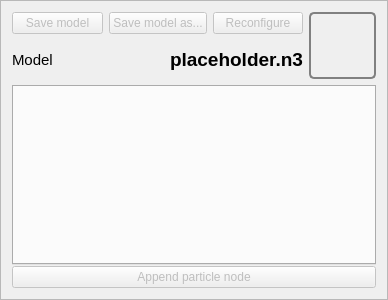
gscept/nebula-trifid, file code/qttoolkit/contentbrowser/ui/modelinfowidget.ui: the form before one commit.
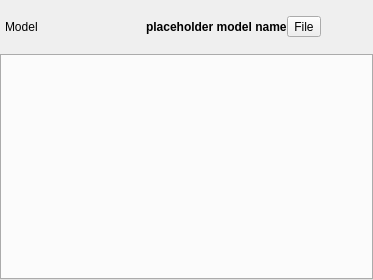
The form after the commit. Custom widgets are drawn as their Qt base class.

The edit to the form file:
```diff
--- a/code/qttoolkit/contentbrowser/ui/modelinfowidget.ui
+++ b/code/qttoolkit/contentbrowser/ui/modelinfowidget.ui
@@ -6,25 +6,29 @@
    <rect>
     <x>0</x>
     <y>0</y>
-    <width>388</width>
-    <height>300</height>
+    <width>373</width>
+    <height>280</height>
    </rect>
   </property>
-  <property name="font">
-   <font>
-    <family>Segoe UI</family>
-   </font>
-  </property>
   <property name="windowTitle">
    <string>Frame</string>
   </property>
   <property name="frameShape">
-   <enum>QFrame::StyledPanel</enum>
+   <enum>QFrame::NoFrame</enum>
   </property>
   <property name="frameShadow">
-   <enum>QFrame::Plain</enum>
+   <enum>QFrame::Sunken</enum>
+  </property>
+  <property name="lineWidth">
+   <number>0</number>
   </property>
   <layout class="QGridLayout" name="gridLayout">
+   <property name="verticalSpacing">
+    <number>0</number>
+   </property>
+   <property name="margin">
+    <number>0</number>
+   </property>
    <item row="2" column="1">
     <widget class="QFrame" name="frame">
      <property name="sizePolicy">
@@ -44,16 +48,16 @@
        <number>1</number>
       </property>
       <item row="1" column="0" colspan="2">
-       <widget class="QTabWidget" name="nodeWidget"/>
-      </item>
-      <item row="2" column="0" colspan="2">
-       <widget class="QPushButton" name="addParticleNode">
-        <property name="enabled">
+       <widget class="QTabWidget" name="nodeWidget">
+        <property name="tabShape">
+         <enum>QTabWidget::Rounded</enum>
+        </property>
+        <property name="elideMode">
+         <enum>Qt::ElideRight</enum>
+        </property>
+        <property name="documentMode">
          <bool>false</bool>
         </property>
-        <property name="text">
-         <string>Append particle node</string>
-        </property>
        </widget>
       </item>
      </layout>
@@ -61,8 +65,20 @@
    </item>
    <item row="1" column="1">
     <layout class="QGridLayout" name="gridLayout_3">
-     <item row="0" column="4" rowspan="2">
-      <widget class="QLabel" name="modelThumbnail">
+     <property name="leftMargin">
+      <number>5</number>
+     </property>
+     <property name="topMargin">
+      <number>2</number>
+     </property>
+     <property name="rightMargin">
+      <number>2</number>
+     </property>
+     <property name="bottomMargin">
+      <number>2</number>
+     </property>
+     <item row="0" column="4" rowspan="3">
+      <widget class="QtToolkitUtil::TextureLabel" name="modelThumbnail">
        <property name="sizePolicy">
         <sizepolicy hsizetype="Fixed" vsizetype="Fixed">
          <horstretch>0</horstretch>
@@ -71,92 +87,91 @@
        </property>
        <property name="minimumSize">
         <size>
-         <width>67</width>
-         <height>67</height>
+         <width>50</width>
+         <height>50</height>
         </size>
        </property>
-       <property name="styleSheet">
-        <string notr="true">border: 2px solid gray;
-border-radius: 5px;</string>
+       <property name="autoFillBackground">
+        <bool>false</bool>
        </property>
        <property name="text">
         <string/>
        </property>
       </widget>
      </item>
-     <item row="1" column="0" colspan="3">
-      <widget class="QLabel" name="label">
-       <property name="font">
-        <font>
-         <pointsize>11</pointsize>
-        </font>
-       </property>
-       <property name="text">
-        <string>Model</string>
-       </property>
-       <property name="alignment">
-        <set>Qt::AlignLeading|Qt::AlignLeft|Qt::AlignVCenter</set>
-       </property>
-      </widget>
-     </item>
-     <item row="1" column="3">
+     <item row="0" column="2" rowspan="3">
       <widget class="QLabel" name="modelName">
        <property name="font">
         <font>
-         <pointsize>14</pointsize>
          <weight>75</weight>
          <bold>true</bold>
         </font>
        </property>
        <property name="text">
-        <string>placeholder.n3</string>
+        <string>placeholder model name</string>
        </property>
        <property name="alignment">
         <set>Qt::AlignLeading|Qt::AlignLeft|Qt::AlignVCenter</set>
        </property>
       </widget>
      </item>
-     <item row="0" column="0" colspan="4">
-      <layout class="QHBoxLayout" name="horizontalLayout">
-       <item>
-        <widget class="QPushButton" name="saveButton">
-         <property name="enabled">
-          <bool>false</bool>
-         </property>
-         <property name="styleSheet">
-          <string notr="true">enabled{ background-color: rgb(4, 200, 0); color: white; }</string>
-         </property>
-         <property name="text">
-          <string>Save model</string>
-         </property>
-        </widget>
-       </item>
-       <item>
-        <widget class="QPushButton" name="saveAsButton">
-         <property name="enabled">
-          <bool>false</bool>
-         </property>
-         <property name="text">
-          <string>Save model as...</string>
-         </property>
-        </widget>
-       </item>
-       <item>
-        <widget class="QPushButton" name="reconfigureButton">
-         <property name="enabled">
-          <bool>false</bool>
-         </property>
-         <property name="text">
-          <string>Reconfigure</string>
-         </property>
-        </widget>
-       </item>
-      </layout>
+     <item row="0" column="0" rowspan="3" colspan="2">
+      <widget class="QLabel" name="label">
+       <property name="text">
+        <string>Model</string>
+       </property>
+       <property name="alignment">
+        <set>Qt::AlignLeading|Qt::AlignLeft|Qt::AlignVCenter</set>
+       </property>
+      </widget>
+     </item>
+     <item row="0" column="3" rowspan="3">
+      <widget class="QtToolkitUtil::ToolButtonMenu" name="fileMenu">
+       <property name="sizePolicy">
+        <sizepolicy hsizetype="Fixed" vsizetype="Fixed">
+         <horstretch>0</horstretch>
+         <verstretch>0</verstretch>
+        </sizepolicy>
+       </property>
+       <property name="toolTip">
+        <string>&lt;p&gt;Save surface. &lt;br&gt;&lt;tt style=&quot;color:red&quot;&gt;!&lt;/tt&gt; -&gt; pending changes. &lt;br&gt;&lt;tt style=&quot;color:green&quot;&gt;OK&lt;/tt&gt; -&gt; saved.&lt;/p&gt;</string>
+       </property>
+       <property name="text">
+        <string>File</string>
+       </property>
+       <property name="iconSize">
+        <size>
+         <width>16</width>
+         <height>16</height>
+        </size>
+       </property>
+       <property name="popupMode">
+        <enum>QToolButton::InstantPopup</enum>
+       </property>
+       <property name="toolButtonStyle">
+        <enum>Qt::ToolButtonTextBesideIcon</enum>
+       </property>
+       <property name="arrowType">
+        <enum>Qt::NoArrow</enum>
+       </property>
+      </widget>
      </item>
     </layout>
    </item>
   </layout>
  </widget>
+ <customwidgets>
+  <customwidget>
+   <class>QtToolkitUtil::ToolButtonMenu</class>
+   <extends>QToolButton</extends>
+   <header>style/stylewidgets.h</header>
+  </customwidget>
+  <customwidget>
+   <class>QtToolkitUtil::TextureLabel</class>
+   <extends>QLabel</extends>
+   <header>style/stylewidgets.h</header>
+  </customwidget>
+ </customwidgets>
  <resources/>
  <connections/>
 </ui>
```
